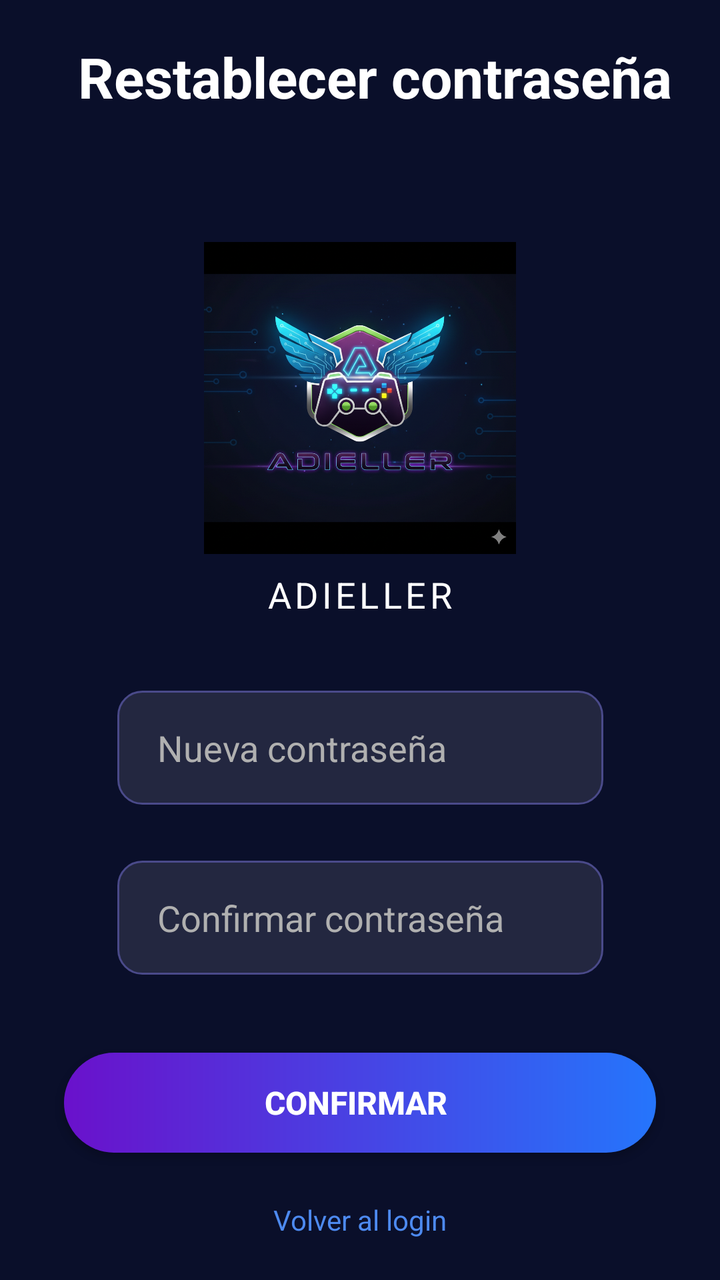
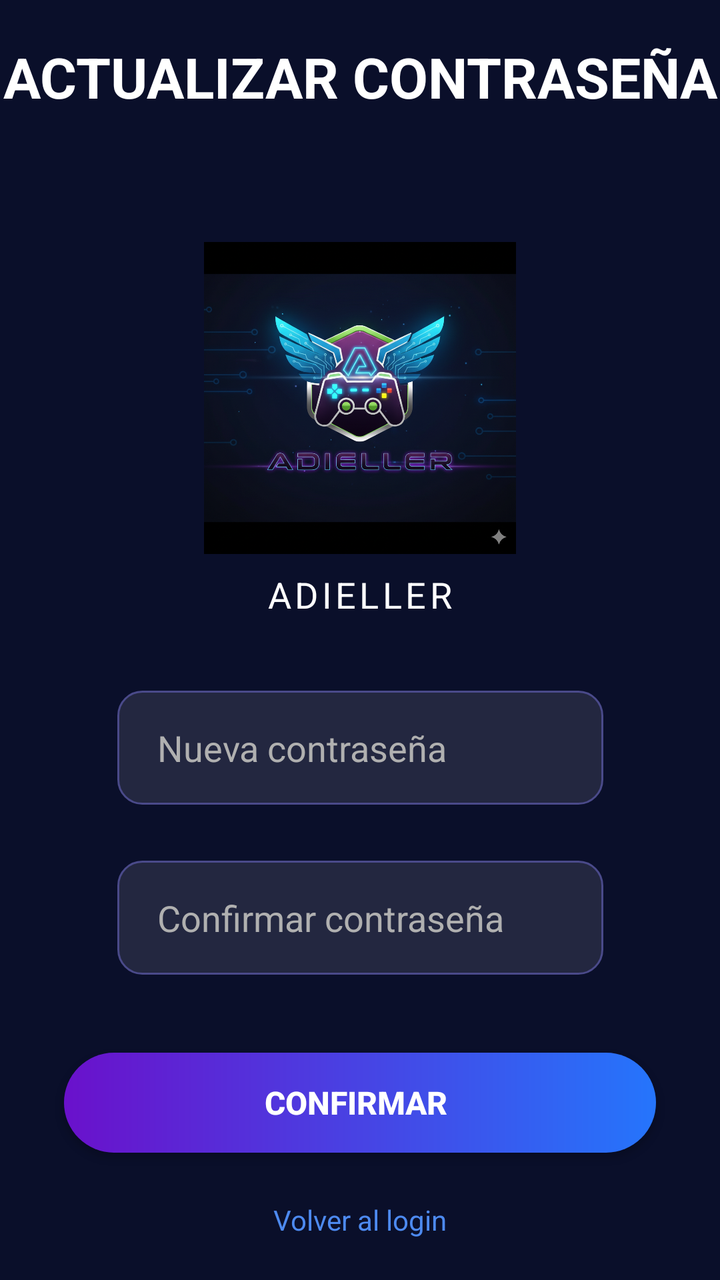

An Android layout rendered at two revisions. The XML below is the earlier revision; the diff shows what the commit changed to produce the second picture.
<!-- AndroidManifest.xml: application theme Theme.Practica1 -->
<!-- res/layout/reset_psswd.xml -->
<androidx.constraintlayout.widget.ConstraintLayout xmlns:android="http://schemas.android.com/apk/res/android"
    xmlns:app="http://schemas.android.com/apk/res-auto"
    xmlns:tools="http://schemas.android.com/tools"
    android:layout_width="match_parent"
    android:layout_height="match_parent"
    android:background="@color/colorPrimaryDark"
    tools:context=".view.ResetPsswd">

    <TextView
        android:layout_width="wrap_content"
        android:layout_height="wrap_content"
        android:layout_marginBottom="64dp"
        android:text="Restablecer contraseña"
        android:textColor="@android:color/white"
        android:textSize="28sp"
        android:textStyle="bold"
        app:layout_constraintBottom_toTopOf="@+id/imageViewLogo"
        app:layout_constraintEnd_toEndOf="parent"
        app:layout_constraintHorizontal_bias="0.621"
        app:layout_constraintStart_toStartOf="parent" />

    <ImageView
        android:id="@+id/imageViewLogo"
        android:layout_width="198dp"
        android:layout_height="156dp"
        android:src="@drawable/logo_adiel"
        app:layout_constraintBottom_toBottomOf="parent"
        app:layout_constraintEnd_toEndOf="parent"
        app:layout_constraintStart_toStartOf="parent"
        app:layout_constraintTop_toTopOf="parent"
        app:layout_constraintVertical_bias="0.25" />

    <TextView
        android:id="@+id/textViewBrand"
        android:layout_width="wrap_content"
        android:layout_height="wrap_content"
        android:layout_marginTop="8dp"
        android:letterSpacing="0.1"
        android:text="ADIELLER"
        android:textColor="@android:color/white"
        android:textSize="18sp"
        app:layout_constraintEnd_toEndOf="parent"
        app:layout_constraintStart_toStartOf="parent"
        app:layout_constraintTop_toBottomOf="@id/imageViewLogo" />


    <EditText
        android:id="@+id/newpsw"
        android:layout_width="243dp"
        android:layout_height="57dp"
        android:layout_marginTop="36dp"
        android:background="@drawable/edit_text_background"
        android:hint="Nueva contraseña"
        android:inputType="textPassword"
        android:padding="12dp"
        android:paddingStart="20dp"
        android:paddingEnd="20dp"
        android:textColor="@android:color/white"
        android:textColorHint="@color/textColorSecondary"
        app:layout_constraintEnd_toEndOf="parent"
        app:layout_constraintStart_toStartOf="parent"
        app:layout_constraintTop_toBottomOf="@+id/textViewBrand" />

    <EditText
        android:id="@+id/newpswConfirm"
        android:layout_width="243dp"
        android:layout_height="57dp"
        android:layout_marginTop="28dp"
        android:background="@drawable/edit_text_background"
        android:hint="Confirmar contraseña"
        android:inputType="textPassword"
        android:padding="12dp"
        android:paddingStart="20dp"
        android:paddingEnd="20dp"
        android:textColor="@android:color/white"
        android:textColorHint="@color/textColorSecondary"
        app:layout_constraintEnd_toEndOf="parent"
        app:layout_constraintStart_toStartOf="parent"
        app:layout_constraintTop_toBottomOf="@+id/newpsw" />

    <androidx.appcompat.widget.AppCompatButton
        android:id="@+id/buttonConfirmarNuevaContra"
        android:layout_width="0dp"
        android:layout_height="50dp"
        android:layout_marginStart="32dp"
        android:layout_marginTop="124dp"
        android:layout_marginEnd="32dp"
        android:background="@drawable/button_gradient_background"
        android:text="Confirmar "
        android:textColor="@android:color/white"
        android:textSize="16sp"
        android:textStyle="bold"
        app:layout_constraintEnd_toEndOf="parent"
        app:layout_constraintHorizontal_bias="1.0"
        app:layout_constraintStart_toStartOf="parent"
        app:layout_constraintTop_toBottomOf="@id/newpsw" />

    <TextView
        android:id="@+id/textViewBackToLogin"
        android:layout_width="wrap_content"
        android:layout_height="wrap_content"
        android:layout_marginTop="24dp"
        android:text="Volver al login"
        android:textColor="@color/colorAccent"
        android:textSize="14sp"
        app:layout_constraintEnd_toEndOf="parent"
        app:layout_constraintStart_toStartOf="parent"
        app:layout_constraintTop_toBottomOf="@id/buttonConfirmarNuevaContra" />

</androidx.constraintlayout.widget.ConstraintLayout>
<!-- resources referenced by this layout -->
<resources>
  <color name="colorAccent">#4D8AF0</color>
  <color name="colorPrimaryDark">#0A0F2A</color>
  <color name="textColorSecondary">#B0B0B0</color>
  <!-- drawable button_gradient_background (drawable) -->
  <shape xmlns:android="http://schemas.android.com/apk/res/android"
      android:shape="rectangle">
  
      <gradient
          android:angle="0"
          android:startColor="@color/buttonGradientStart"
          android:endColor="@color/buttonGradientEnd"
          android:type="linear" />
  
      <corners android:radius="30dp" />
  
  </shape>
  <!-- drawable edit_text_background (drawable) -->
  <shape xmlns:android="http://schemas.android.com/apk/res/android"
      android:shape="rectangle">
  
      <solid android:color="#1AFFFFFF" />
  
      <corners android:radius="12dp" />
  
      <stroke
          android:width="1dp"
          android:color="@color/editTextStrokeColor" />
  
  </shape>
  <!-- drawable logo_adiel: png bitmap (drawable, 868183 bytes) -->
  <style name="Theme.Practica1" parent="Base.Theme.Practica1" />
  <color name="buttonGradientStart">#6A11CB</color>
  <color name="buttonGradientEnd">#2575FC</color>
  <color name="editTextStrokeColor">#4A4A8A</color>
  <style name="Base.Theme.Practica1" parent="Theme.Material3.DayNight.NoActionBar">
          
          
      </style>
</resources>

<!-- the commit's change to res/layout/reset_psswd.xml (unified diff, before → after) -->
@@ -10,7 +10,7 @@
         android:layout_width="wrap_content"
         android:layout_height="wrap_content"
         android:layout_marginBottom="64dp"
-        android:text="Restablecer contraseña"
+        android:text="ACTUALIZAR CONTRASEÑA"
         android:textColor="@android:color/white"
         android:textSize="28sp"
         android:textStyle="bold"
